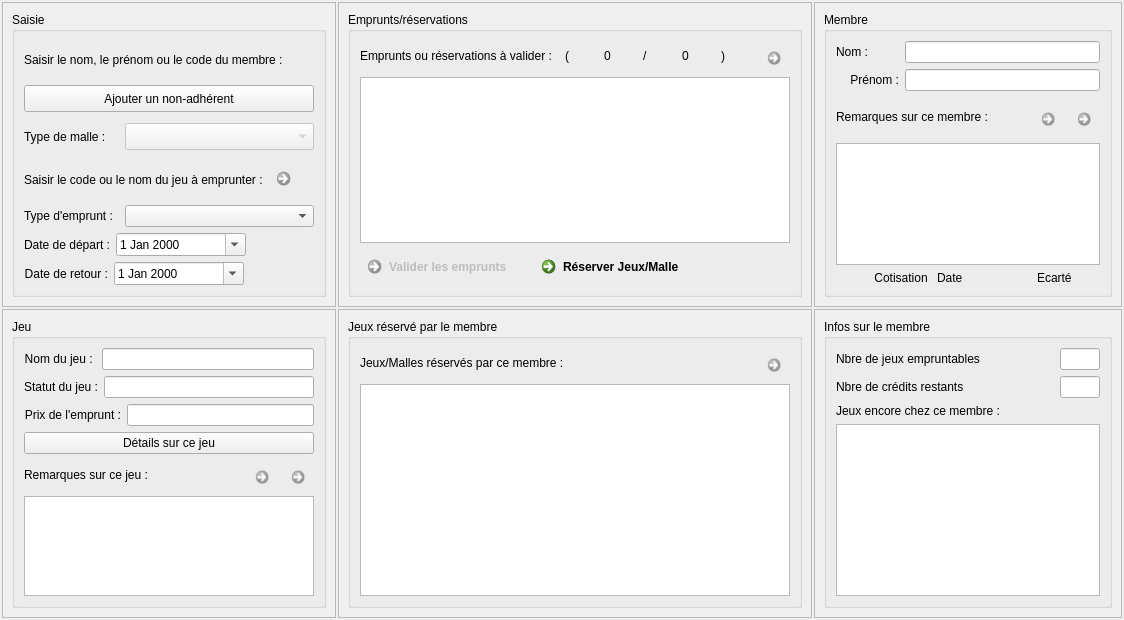
The window that f_emprunt.ui (nivhg/ludopen) describes before a commit, drawn with Qt 5.
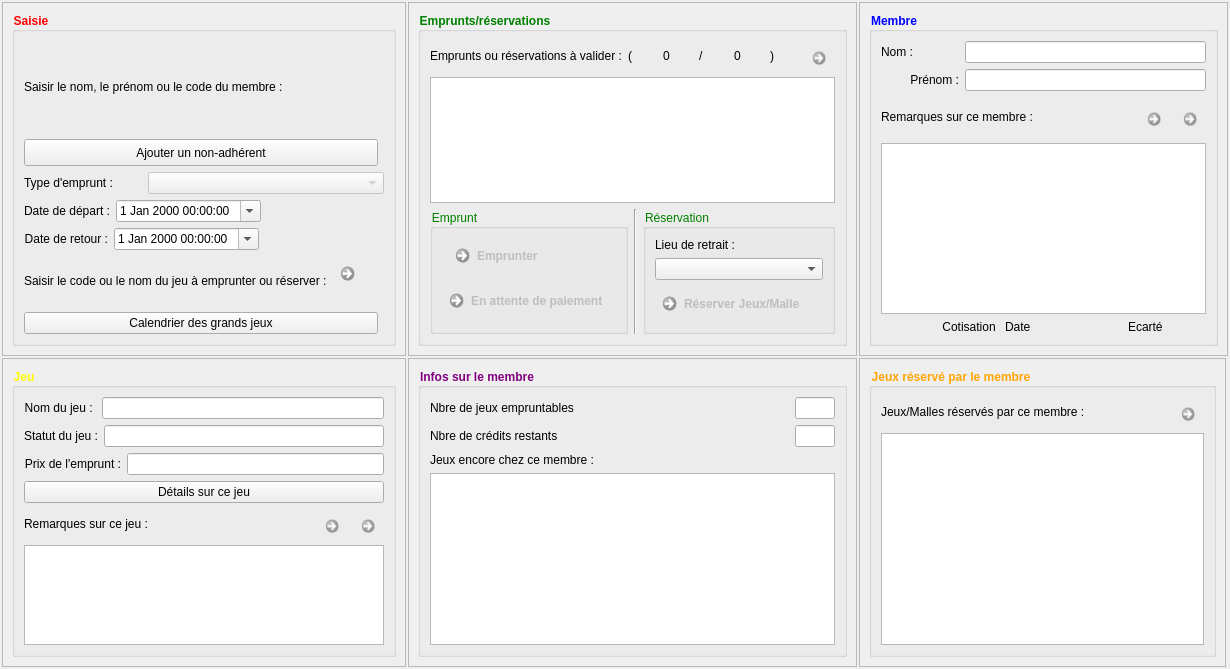
The same window after the commit. Icons and pictures are not drawn.

Commit message: Avant mise en commun de la fonction AfficherJeuxEmpruntes de F_Retour et F_Emprunt.

```diff
--- a/f_emprunt.ui
+++ b/f_emprunt.ui
@@ -6,8 +6,8 @@
    <rect>
     <x>0</x>
     <y>0</y>
-    <width>1124</width>
-    <height>620</height>
+    <width>1230</width>
+    <height>669</height>
    </rect>
   </property>
   <property name="windowTitle">
@@ -33,67 +33,6 @@
    <property name="spacing">
     <number>2</number>
    </property>
-   <item row="4" column="1" rowspan="3">
-    <widget class="QFrame" name="frame">
-     <property name="frameShape">
-      <enum>QFrame::StyledPanel</enum>
-     </property>
-     <property name="frameShadow">
-      <enum>QFrame::Raised</enum>
-     </property>
-     <layout class="QGridLayout" name="gridLayout_9">
-      <item row="0" column="0">
-       <widget class="QGroupBox" name="groupBox_5">
-        <property name="title">
-         <string>Jeux réservé par le membre</string>
-        </property>
-        <layout class="QGridLayout" name="gridLayout_11">
-         <item row="0" column="0">
-          <layout class="QHBoxLayout" name="HLay">
-           <item>
-            <widget class="QLabel" name="Lb_JeuxReserves">
-             <property name="text">
-              <string>Jeux/Malles réservés par ce membre :</string>
-             </property>
-            </widget>
-           </item>
-           <item>
-            <widget class="QCommandLinkButton" name="Bt_SupprimerReservation">
-             <property name="enabled">
-              <bool>false</bool>
-             </property>
-             <property name="maximumSize">
-              <size>
-               <width>30</width>
-               <height>30</height>
-              </size>
-             </property>
-             <property name="text">
-              <string/>
-             </property>
-             <property name="icon">
-              <iconset resource="ImagesIcones.qrc">
-               <normaloff>:/Supprimer.png</normaloff>:/Supprimer.png</iconset>
-             </property>
-             <property name="iconSize">
-              <size>
-               <width>15</width>
-               <height>15</height>
-              </size>
-             </property>
-            </widget>
-           </item>
-          </layout>
-         </item>
-         <item row="1" column="0">
-          <widget class="QTreeView" name="Tv_JeuxReserves"/>
-         </item>
-        </layout>
-       </widget>
-      </item>
-     </layout>
-    </widget>
-   </item>
    <item row="0" column="1">
     <widget class="QFrame" name="frame_8">
      <property name="frameShape">
@@ -103,16 +42,25 @@
       <enum>QFrame::Raised</enum>
      </property>
      <layout class="QGridLayout" name="gridLayout_7">
-      <item row="1" column="0">
+      <item row="0" column="0">
        <widget class="QGroupBox" name="groupBox_4">
+        <property name="font">
+         <font>
+          <weight>75</weight>
+          <bold>true</bold>
+         </font>
+        </property>
+        <property name="styleSheet">
+         <string notr="true">QGroupBox  {color: green;}</string>
+        </property>
         <property name="title">
          <string>Emprunts/réservations</string>
         </property>
         <layout class="QGridLayout" name="gridLayout_8">
-         <item row="3" column="1">
-          <widget class="QCommandLinkButton" name="Bt_Reservation">
-           <property name="text">
-            <string>Réserver Jeux/Malle</string>
+         <item row="2" column="1" rowspan="3">
+          <widget class="Line" name="line">
+           <property name="orientation">
+            <enum>Qt::Vertical</enum>
            </property>
            <property name="icon">
             <iconset resource="ImagesIcones.qrc">
@@ -120,33 +68,104 @@
            </property>
           </widget>
          </item>
-         <item row="3" column="0">
-          <widget class="QCommandLinkButton" name="Bt_ValiderEmprunt">
-           <property name="enabled">
-            <bool>false</bool>
+         <item row="2" column="0" rowspan="3">
+          <widget class="QGroupBox" name="groupBox_8">
+           <property name="font">
+            <font>
+             <weight>50</weight>
+             <bold>false</bold>
+            </font>
            </property>
-           <property name="cursor">
-            <cursorShape>PointingHandCursor</cursorShape>
+           <property name="styleSheet">
+            <string notr="true"/>
            </property>
-           <property name="layoutDirection">
-            <enum>Qt::LeftToRight</enum>
+           <property name="title">
+            <string>Emprunt</string>
            </property>
-           <property name="text">
-            <string>Valider les emprunts </string>
+           <layout class="QGridLayout" name="gridLayout_18">
+            <item row="0" column="1">
+             <widget class="QCommandLinkButton" name="Bt_ValiderEmprunt">
+              <property name="enabled">
+               <bool>false</bool>
+              </property>
+              <property name="cursor">
+               <cursorShape>PointingHandCursor</cursorShape>
+              </property>
+              <property name="layoutDirection">
+               <enum>Qt::LeftToRight</enum>
+              </property>
+              <property name="styleSheet">
+               <string notr="true">
+    border: 0px solid gray;
+    border-radius: 0px;
+</string>
+              </property>
+              <property name="text">
+               <string>Emprunter</string>
+              </property>
+              <property name="icon">
+               <iconset resource="ImagesIcones.qrc">
+                <normaloff>:/Panier.png</normaloff>:/Panier.png</iconset>
+              </property>
+              <property name="iconSize">
+               <size>
+                <width>20</width>
+                <height>20</height>
+               </size>
+              </property>
+             </widget>
+            </item>
+            <item row="1" column="0" colspan="2">
+             <widget class="QCommandLinkButton" name="Bt_Regle">
+              <property name="enabled">
+               <bool>false</bool>
+              </property>
+              <property name="text">
+               <string>En attente de paiement</string>
+              </property>
+              <property name="icon">
+               <iconset resource="ImagesIcones.qrc">
+                <normaloff>:/Supprimer.png</normaloff>:/Supprimer.png</iconset>
+              </property>
+             </widget>
+            </item>
+           </layout>
+          </widget>
+         </item>
+         <item row="2" column="2" rowspan="3" colspan="2">
+          <widget class="QGroupBox" name="groupBox_7">
+           <property name="title">
+            <string>Réservation</string>
            </property>
-           <property name="icon">
-            <iconset resource="ImagesIcones.qrc">
-             <normaloff>:/Valider.png</normaloff>:/Valider.png</iconset>
-           </property>
-           <property name="iconSize">
-            <size>
-             <width>20</width>
-             <height>20</height>
-            </size>
-           </property>
+           <layout class="QGridLayout" name="gridLayout_17">
+            <item row="2" column="1">
+             <widget class="QLabel" name="Lb_LieuRetrait">
+              <property name="text">
+               <string>Lieu de retrait :</string>
+              </property>
+             </widget>
+            </item>
+            <item row="3" column="1">
+             <widget class="QComboBox" name="CBx_Retrait"/>
+            </item>
+            <item row="4" column="1">
+             <widget class="QCommandLinkButton" name="Bt_Reservation">
+              <property name="enabled">
+               <bool>false</bool>
+              </property>
+              <property name="text">
+               <string>Réserver Jeux/Malle</string>
+              </property>
+              <property name="icon">
+               <iconset resource="ImagesIcones.qrc">
+                <normaloff>:/Reservations.png</normaloff>:/Reservations.png</iconset>
+              </property>
+             </widget>
+            </item>
+           </layout>
           </widget>
          </item>
-         <item row="0" column="0" colspan="3">
+         <item row="0" column="0" colspan="4">
           <layout class="QGridLayout" name="gridLayout_13">
            <item row="0" column="11">
             <widget class="QCommandLinkButton" name="Bt_SupprimerEmpruntAValider">
@@ -218,7 +237,7 @@
            </item>
           </layout>
          </item>
-         <item row="1" column="0" colspan="3">
+         <item row="1" column="0" colspan="4">
           <widget class="QTableView" name="TbV_EmpruntAValider">
            <property name="alternatingRowColors">
             <bool>true</bool>
@@ -237,126 +256,23 @@
      </layout>
     </widget>
    </item>
-   <item row="4" column="2" rowspan="3" colspan="2">
-    <widget class="QFrame" name="frame_2">
-     <property name="frameShape">
-      <enum>QFrame::StyledPanel</enum>
-     </property>
-     <property name="frameShadow">
-      <enum>QFrame::Raised</enum>
-     </property>
-     <layout class="QGridLayout" name="gridLayout_10">
-      <item row="0" column="0">
-       <widget class="QGroupBox" name="groupBox_6">
-        <property name="title">
-         <string>Infos sur le membre</string>
-        </property>
-        <layout class="QGridLayout" name="gridLayout_12">
-         <item row="1" column="0">
-          <layout class="QGridLayout" name="gridLayout_6">
-           <item row="2" column="0">
-            <widget class="QLabel" name="Lb_CreditRestant">
-             <property name="maximumSize">
-              <size>
-               <width>16777215</width>
-               <height>40</height>
-              </size>
-             </property>
-             <property name="text">
-              <string>Nbre de crédits restants</string>
-             </property>
-            </widget>
-           </item>
-           <item row="0" column="1" rowspan="2">
-            <widget class="QLineEdit" name="Le_NbJeuxEmpruntables">
-             <property name="enabled">
-              <bool>true</bool>
-             </property>
-             <property name="maximumSize">
-              <size>
-               <width>40</width>
-               <height>16777215</height>
-              </size>
-             </property>
-             <property name="text">
-              <string/>
-             </property>
-             <property name="alignment">
-              <set>Qt::AlignCenter</set>
-             </property>
-             <property name="readOnly">
-              <bool>true</bool>
-             </property>
-            </widget>
-           </item>
-           <item row="2" column="1">
-            <widget class="QLineEdit" name="Le_CreditRestantARemplir">
-             <property name="maximumSize">
-              <size>
-               <width>40</width>
-               <height>16777215</height>
-              </size>
-             </property>
-             <property name="alignment">
-              <set>Qt::AlignCenter</set>
-             </property>
-             <property name="readOnly">
-              <bool>true</bool>
-             </property>
-            </widget>
-           </item>
-           <item row="0" column="0" rowspan="2">
-            <widget class="QLabel" name="Lb_JeuxEmpruntables">
-             <property name="minimumSize">
-              <size>
-               <width>0</width>
-               <height>0</height>
-              </size>
-             </property>
-             <property name="maximumSize">
-              <size>
-               <width>16777215</width>
-               <height>40</height>
-              </size>
-             </property>
-             <property name="text">
-              <string>Nbre de jeux empruntables</string>
-             </property>
-             <property name="alignment">
-              <set>Qt::AlignLeading|Qt::AlignLeft|Qt::AlignVCenter</set>
-             </property>
-            </widget>
-           </item>
-          </layout>
-         </item>
-         <item row="5" column="0">
-          <widget class="QTableView" name="TbV_JeuxMembres">
-           <property name="alternatingRowColors">
-            <bool>true</bool>
-           </property>
-           <property name="selectionMode">
-            <enum>QAbstractItemView::SingleSelection</enum>
-           </property>
-           <property name="selectionBehavior">
-            <enum>QAbstractItemView::SelectRows</enum>
-           </property>
-          </widget>
-         </item>
-         <item row="4" column="0">
-          <widget class="QLabel" name="Lb_JeuxMembres">
-           <property name="text">
-            <string>Jeux encore chez ce membre :</string>
-           </property>
-          </widget>
-         </item>
-        </layout>
-       </widget>
-      </item>
-     </layout>
-    </widget>
-   </item>
    <item row="0" column="2" colspan="2">
     <widget class="QFrame" name="frame_5">
+     <property name="minimumSize">
+      <size>
+       <width>0</width>
+       <height>0</height>
+      </size>
+     </property>
+     <property name="font">
+      <font>
+       <weight>75</weight>
+       <bold>true</bold>
+      </font>
+     </property>
+     <property name="styleSheet">
+      <string notr="true">QGroupBox  {color: blue;}</string>
+     </property>
      <property name="frameShape">
       <enum>QFrame::StyledPanel</enum>
      </property>
@@ -366,6 +282,12 @@
      <layout class="QGridLayout" name="gridLayout_2">
       <item row="1" column="1">
        <widget class="QGroupBox" name="groupBox_3">
+        <property name="font">
+         <font>
+          <weight>75</weight>
+          <bold>true</bold>
+         </font>
+        </property>
         <property name="title">
          <string>Membre</string>
         </property>
@@ -570,6 +492,12 @@
    </item>
    <item row="0" column="0">
     <widget class="QFrame" name="frame_7">
+     <property name="minimumSize">
+      <size>
+       <width>400</width>
+       <height>0</height>
+      </size>
+     </property>
      <property name="frameShape">
       <enum>QFrame::StyledPanel</enum>
      </property>
@@ -579,81 +507,20 @@
      <layout class="QGridLayout" name="gridLayout_4">
       <item row="6" column="0" colspan="2">
        <widget class="QGroupBox" name="groupBox_2">
+        <property name="font">
+         <font>
+          <weight>75</weight>
+          <bold>true</bold>
+         </font>
+        </property>
+        <property name="styleSheet">
+         <string notr="true">QGroupBox  {color: red;}</string>
+        </property>
         <property name="title">
          <string>Saisie</string>
         </property>
         <layout class="QGridLayout" name="gridLayout_15">
-         <item row="4" column="0" colspan="2">
-          <layout class="QGridLayout" name="gridLayout_14">
-           <property name="sizeConstraint">
-            <enum>QLayout::SetMaximumSize</enum>
-           </property>
-           <property name="bottomMargin">
-            <number>0</number>
-           </property>
-           <item row="0" column="0" rowspan="2">
-            <widget class="QLabel" name="Lb_TypeMalle">
-             <property name="text">
-              <string>Type de malle : </string>
-             </property>
-            </widget>
-           </item>
-           <item row="0" column="1" rowspan="2" colspan="2">
-            <widget class="QComboBox" name="CBx_TypeMalle">
-             <property name="enabled">
-              <bool>false</bool>
-             </property>
-             <property name="minimumSize">
-              <size>
-               <width>0</width>
-               <height>27</height>
-              </size>
-             </property>
-            </widget>
-           </item>
-          </layout>
-         </item>
-         <item row="8" column="0" colspan="2">
-          <layout class="QHBoxLayout" name="horizontalLayout_2">
-           <property name="bottomMargin">
-            <number>0</number>
-           </property>
-           <item>
-            <widget class="QLabel" name="Lb_Depart">
-             <property name="text">
-              <string>Date de départ :</string>
-             </property>
-            </widget>
-           </item>
-           <item>
-            <widget class="QDateEdit" name="DtE_Depart">
-             <property name="minimumSize">
-              <size>
-               <width>130</width>
-               <height>0</height>
-              </size>
-             </property>
-             <property name="calendarPopup">
-              <bool>true</bool>
-             </property>
-            </widget>
-           </item>
-           <item>
-            <spacer name="horizontalSpacer">
-             <property name="orientation">
-              <enum>Qt::Horizontal</enum>
-             </property>
-             <property name="sizeHint" stdset="0">
-              <size>
-               <width>40</width>
-               <height>20</height>
-              </size>
-             </property>
-            </spacer>
-           </item>
-          </layout>
-         </item>
-         <item row="2" column="0" colspan="2">
+         <item row="0" column="0">
           <layout class="QVBoxLayout" name="verticalLayout">
            <item>
             <widget class="QLabel" name="Lb_RechercheMembre">
@@ -673,14 +540,70 @@
            </item>
           </layout>
          </item>
-         <item row="5" column="0" colspan="2">
+         <item row="11" column="0">
+          <layout class="QHBoxLayout" name="HLay11_2">
+           <item>
+            <widget class="QLabel" name="Lb_Retour_2">
+             <property name="text">
+              <string>Date de retour :</string>
+             </property>
+             <property name="alignment">
+              <set>Qt::AlignRight|Qt::AlignTrailing|Qt::AlignVCenter</set>
+             </property>
+            </widget>
+           </item>
+           <item>
+            <widget class="QDateTimeEdit" name="DtE_Retour">
+             <property name="enabled">
+              <bool>true</bool>
+             </property>
+             <property name="minimumSize">
+              <size>
+               <width>140</width>
+               <height>0</height>
+              </size>
+             </property>
+             <property name="calendarPopup">
+              <bool>true</bool>
+             </property>
+            </widget>
+           </item>
+           <item>
+            <spacer name="horizontalSpacer_3">
+             <property name="orientation">
+              <enum>Qt::Horizontal</enum>
+             </property>
+             <property name="sizeHint" stdset="0">
+              <size>
+               <width>40</width>
+               <height>20</height>
+              </size>
+             </property>
+            </spacer>
+           </item>
+          </layout>
+         </item>
+         <item row="1" column="0">
+          <widget class="QPushButton" name="Bt_AjoutNonAdherent">
+           <property name="minimumSize">
+            <size>
+             <width>0</width>
+             <height>27</height>
+            </size>
+           </property>
+           <property name="text">
+            <string>Ajouter un non-adhérent</string>
+           </property>
+          </widget>
+         </item>
+         <item row="12" column="0">
           <layout class="QHBoxLayout" name="HLay15">
            <item>
             <layout class="QVBoxLayout" name="VLay2">
              <item>
               <widget class="QLabel" name="Lb_Code">
                <property name="text">
-                <string>Saisir le code ou le nom du jeu à emprunter :</string>
+                <string>Saisir le code ou le nom du jeu à emprunter ou réserver :</string>
                </property>
               </widget>
              </item>
@@ -726,61 +649,8 @@
            </item>
           </layout>
          </item>
-         <item row="9" column="0">
-          <layout class="QHBoxLayout" name="HLay11_2">
-           <item>
-            <widget class="QLabel" name="Lb_Retour_2">
-             <property name="text">
-              <string>Date de retour :</string>
-             </property>
-             <property name="alignment">
-              <set>Qt::AlignRight|Qt::AlignTrailing|Qt::AlignVCenter</set>
-             </property>
-            </widget>
-           </item>
-           <item>
-            <widget class="QDateEdit" name="DtE_Retour">
-             <property name="minimumSize">
-              <size>
-               <width>130</width>
-               <height>0</height>
-              </size>
-             </property>
-             <property name="calendarPopup">
-              <bool>true</bool>
-             </property>
-            </widget>
-           </item>
-           <item>
-            <spacer name="horizontalSpacer_3">
-             <property name="orientation">
-              <enum>Qt::Horizontal</enum>
-             </property>
-             <property name="sizeHint" stdset="0">
-              <size>
-               <width>40</width>
-               <height>20</height>
-              </size>
-             </property>
-            </spacer>
-           </item>
-          </layout>
-         </item>
-         <item row="3" column="0" colspan="2">
-          <widget class="QPushButton" name="pushButton_2">
-           <property name="minimumSize">
-            <size>
-             <width>0</width>
-             <height>27</height>
-            </size>
-           </property>
-           <property name="text">
-            <string>Ajouter un non-adhérent</string>
-           </property>
-          </widget>
-         </item>
-         <item row="6" column="0" colspan="2">
-          <layout class="QGridLayout" name="gridLayout_16" columnstretch="0,0" columnminimumwidth="0,0">
+         <item row="7" column="0" colspan="2">
+          <layout class="QGridLayout" name="gridLayout_16" columnstretch="0,0,0" columnminimumwidth="0,0,0">
            <property name="sizeConstraint">
             <enum>QLayout::SetMaximumSize</enum>
            </property>
@@ -794,18 +664,287 @@
              </property>
             </widget>
            </item>
-           <item row="0" column="1"  colspan="2">
-            <widget class="QComboBox" name="CBx_TypeEmprunt"/>
+           <item row="0" column="1" colspan="2">
+            <widget class="QComboBox" name="CBx_TypeEmprunt">
+             <property name="enabled">
+              <bool>false</bool>
+             </property>
+            </widget>
            </item>
           </layout>
          </item>
+         <item row="9" column="0">
+          <layout class="QHBoxLayout" name="horizontalLayout_2">
+           <property name="bottomMargin">
+            <number>0</number>
+           </property>
+           <item>
+            <widget class="QLabel" name="Lb_Depart">
+             <property name="text">
+              <string>Date de départ :</string>
+             </property>
+            </widget>
+           </item>
+           <item>
+            <widget class="QDateTimeEdit" name="DtE_Depart">
+             <property name="enabled">
+              <bool>true</bool>
+             </property>
+             <property name="minimumSize">
+              <size>
+               <width>140</width>
+               <height>0</height>
+              </size>
+             </property>
+             <property name="calendarPopup">
+              <bool>true</bool>
+             </property>
+            </widget>
+           </item>
+           <item>
+            <spacer name="horizontalSpacer">
+             <property name="orientation">
+              <enum>Qt::Horizontal</enum>
+             </property>
+             <property name="sizeHint" stdset="0">
+              <size>
+               <width>40</width>
+               <height>20</height>
+              </size>
+             </property>
+            </spacer>
+           </item>
+          </layout>
+         </item>
+         <item row="13" column="0">
+          <widget class="QPushButton" name="Bt_CalendrierMalles">
+           <property name="text">
+            <string>Calendrier des grands jeux</string>
+           </property>
+           <property name="icon">
+            <iconset resource="ImagesIcones.qrc">
+             <normaloff>:/Calendrier.png</normaloff>:/Calendrier.png</iconset>
+           </property>
+           <property name="iconSize">
+            <size>
+             <width>32</width>
+             <height>32</height>
+            </size>
+           </property>
+          </widget>
+         </item>
         </layout>
        </widget>
       </item>
      </layout>
     </widget>
    </item>
-   <item row="4" column="0" rowspan="3">
+   <item row="1" column="2">
+    <widget class="QFrame" name="frame">
+     <property name="frameShape">
+      <enum>QFrame::StyledPanel</enum>
+     </property>
+     <property name="frameShadow">
+      <enum>QFrame::Raised</enum>
+     </property>
+     <layout class="QGridLayout" name="gridLayout_9">
+      <item row="0" column="0">
+       <widget class="QGroupBox" name="groupBox_5">
+        <property name="font">
+         <font>
+          <weight>75</weight>
+          <bold>true</bold>
+         </font>
+        </property>
+        <property name="styleSheet">
+         <string notr="true">QGroupBox  {color: orange;}</string>
+        </property>
+        <property name="title">
+         <string>Jeux réservé par le membre</string>
+        </property>
+        <layout class="QGridLayout" name="gridLayout_11">
+         <item row="1" column="0">
+          <widget class="QTreeView" name="Tv_JeuxReserves"/>
+         </item>
+         <item row="0" column="0">
+          <layout class="QHBoxLayout" name="HLay">
+           <item>
+            <widget class="QLabel" name="Lb_JeuxReserves">
+             <property name="text">
+              <string>Jeux/Malles réservés par ce membre :</string>
+             </property>
+            </widget>
+           </item>
+           <item>
+            <widget class="QCommandLinkButton" name="Bt_SupprimerReservation">
+             <property name="enabled">
+              <bool>false</bool>
+             </property>
+             <property name="maximumSize">
+              <size>
+               <width>30</width>
+               <height>30</height>
+              </size>
+             </property>
+             <property name="text">
+              <string/>
+             </property>
+             <property name="icon">
+              <iconset resource="ImagesIcones.qrc">
+               <normaloff>:/Supprimer.png</normaloff>:/Supprimer.png</iconset>
+             </property>
+             <property name="iconSize">
+              <size>
+               <width>15</width>
+               <height>15</height>
+              </size>
+             </property>
+            </widget>
+           </item>
+          </layout>
+         </item>
+        </layout>
+       </widget>
+      </item>
+     </layout>
+    </widget>
+   </item>
+   <item row="1" column="1">
+    <widget class="QFrame" name="frame_2">
+     <property name="frameShape">
+      <enum>QFrame::StyledPanel</enum>
+     </property>
+     <property name="frameShadow">
+      <enum>QFrame::Raised</enum>
+     </property>
+     <layout class="QGridLayout" name="gridLayout_10">
+      <item row="0" column="0">
+       <widget class="QGroupBox" name="groupBox_6">
+        <property name="font">
+         <font>
+          <weight>75</weight>
+          <bold>true</bold>
+         </font>
+        </property>
+        <property name="styleSheet">
+         <string notr="true">QGroupBox  {color: purple;}</string>
+        </property>
+        <property name="title">
+         <string>Infos sur le membre</string>
+        </property>
+        <layout class="QGridLayout" name="gridLayout_12">
+         <item row="1" column="0">
+          <layout class="QGridLayout" name="gridLayout_6">
+           <item row="2" column="0">
+            <widget class="QLabel" name="Lb_CreditRestant">
+             <property name="maximumSize">
+              <size>
+               <width>16777215</width>
+               <height>40</height>
+              </size>
+             </property>
+             <property name="font">
+              <font>
+               <weight>50</weight>
+               <bold>false</bold>
+              </font>
+             </property>
+             <property name="text">
+              <string>Nbre de crédits restants</string>
+             </property>
+            </widget>
+           </item>
+           <item row="0" column="1" rowspan="2">
+            <widget class="QLineEdit" name="Le_NbJeuxEmpruntables">
+             <property name="enabled">
+              <bool>true</bool>
+             </property>
+             <property name="maximumSize">
+              <size>
+               <width>40</width>
+               <height>16777215</height>
+              </size>
+             </property>
+             <property name="text">
+              <string/>
+             </property>
+             <property name="alignment">
+              <set>Qt::AlignCenter</set>
+             </property>
+             <property name="readOnly">
+              <bool>true</bool>
+             </property>
+            </widget>
+           </item>
+           <item row="2" column="1">
+            <widget class="QLineEdit" name="Le_CreditRestantARemplir">
+             <property name="maximumSize">
+              <size>
+               <width>40</width>
+               <height>16777215</height>
+              </size>
+             </property>
+             <property name="alignment">
+              <set>Qt::AlignCenter</set>
+             </property>
+             <property name="readOnly">
+              <bool>true</bool>
+             </property>
+            </widget>
+           </item>
+           <item row="0" column="0" rowspan="2">
+            <widget class="QLabel" name="Lb_JeuxEmpruntables">
+             <property name="minimumSize">
+              <size>
+               <width>0</width>
+               <height>0</height>
+              </size>
+             </property>
+             <property name="maximumSize">
+              <size>
+               <width>16777215</width>
+               <height>40</height>
+              </size>
+             </property>
+             <property name="font">
+              <font>
+               <weight>50</weight>
+               <bold>false</bold>
+              </font>
+             </property>
+             <property name="text">
+              <string>Nbre de jeux empruntables</string>
+             </property>
+             <property name="alignment">
+              <set>Qt::AlignLeading|Qt::AlignLeft|Qt::AlignVCenter</set>
+             </property>
+            </widget>
+           </item>
+          </layout>
+         </item>
+         <item row="4" column="0">
+          <widget class="QLabel" name="Lb_JeuxMembres">
+           <property name="font">
+            <font>
+             <weight>50</weight>
+             <bold>false</bold>
+            </font>
+           </property>
+           <property name="text">
+            <string>Jeux encore chez ce membre :</string>
+           </property>
+          </widget>
+         </item>
+         <item row="5" column="0">
+          <widget class="QTreeView" name="Tv_JeuxMembres"/>
+         </item>
+        </layout>
+       </widget>
+      </item>
+     </layout>
+    </widget>
+   </item>
+   <item row="1" column="0">
     <widget class="QFrame" name="frame_6">
      <property name="frameShape">
       <enum>QFrame::StyledPanel</enum>
@@ -822,6 +961,15 @@
           <height>0</height>
          </size>
         </property>
+        <property name="font">
+         <font>
+          <weight>75</weight>
+          <bold>true</bold>
+         </font>
+        </property>
+        <property name="styleSheet">
+         <string notr="true">QGroupBox  {color: yellow;}</string>
+        </property>
         <property name="title">
          <string>Jeu</string>
         </property>
```
Left out of the diff: 6 changed lines with no effect on the pictures. The commit also changes 28 other files.
